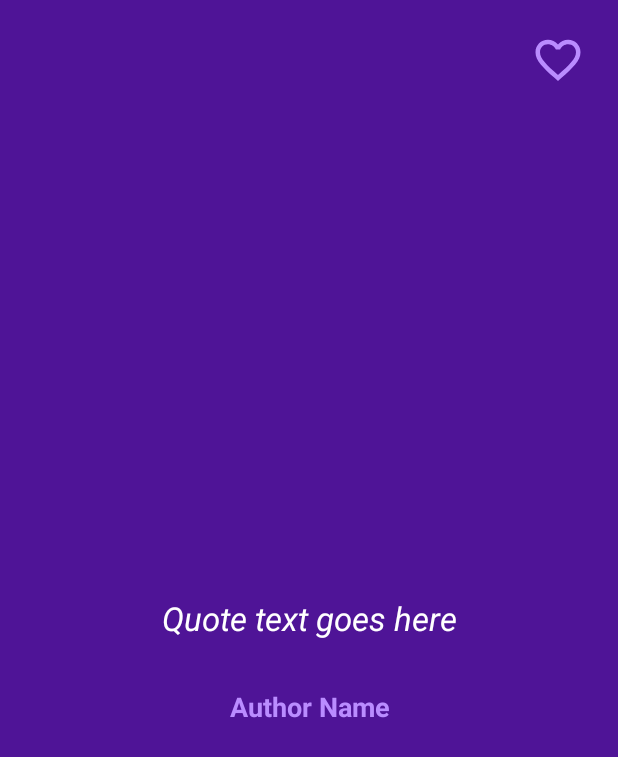
After one commit to javimutis/mvvmPractice, an Android app: the layout fragment_quote.xml on its own in the app's theme, with its tools: preview values and no code run, on a phone screen of 412 x 824 dp. The commit adds this screen. Shown: the top 757 px of the screen. Run offline under Robolectric (Android 15) with nearby library versions, the phone set to English and light mode, and no system bars; network calls fail.

Commit message:
QuoteFragment creation

```diff
--- /dev/null
+++ b/app/src/main/res/layout/fragment_quote.xml
@@ -0,0 +1,62 @@
+<?xml version="1.0" encoding="utf-8"?>
+<androidx.constraintlayout.widget.ConstraintLayout xmlns:android="http://schemas.android.com/apk/res/android"
+    xmlns:app="http://schemas.android.com/apk/res-auto"
+    xmlns:tools="http://schemas.android.com/tools"
+    android:id="@+id/viewContainer"
+    android:layout_width="match_parent"
+    android:layout_height="match_parent"
+    android:background="@color/background">
+
+
+    <ImageButton
+        android:id="@+id/favoriteButton"
+        android:layout_width="48dp"
+        android:layout_height="48dp"
+        android:layout_margin="16dp"
+        android:background="@android:color/transparent"
+        android:contentDescription="@string/favorite"
+        android:src="@drawable/ic_favorite_border"
+        app:layout_constraintEnd_toEndOf="parent"
+        app:layout_constraintTop_toTopOf="parent"
+        app:tint="@color/menu" />
+
+    <TextView
+        android:id="@+id/tvQuote"
+        android:layout_width="0dp"
+        android:layout_height="wrap_content"
+        android:gravity="center"
+        android:padding="24dp"
+        android:textColor="@color/white"
+        android:textSize="22sp"
+        android:textStyle="italic"
+        app:layout_constraintBottom_toBottomOf="parent"
+        app:layout_constraintEnd_toEndOf="parent"
+        app:layout_constraintStart_toStartOf="parent"
+        app:layout_constraintTop_toTopOf="parent"
+        tools:text="Quote text goes here" />
+
+    <TextView
+        android:id="@+id/tvAuthor"
+        android:layout_width="wrap_content"
+        android:layout_height="wrap_content"
+        android:gravity="center"
+        android:padding="8dp"
+        android:textColor="@color/menu"
+        android:textSize="18sp"
+        android:textStyle="bold"
+        app:layout_constraintEnd_toEndOf="parent"
+        app:layout_constraintStart_toStartOf="parent"
+        app:layout_constraintTop_toBottomOf="@id/tvQuote"
+        tools:text="Author Name" />
+
+    <ProgressBar
+        android:id="@+id/progress"
+        android:layout_width="wrap_content"
+        android:layout_height="wrap_content"
+        android:visibility="gone"
+        app:layout_constraintBottom_toBottomOf="parent"
+        app:layout_constraintEnd_toEndOf="parent"
+        app:layout_constraintStart_toStartOf="parent"
+        app:layout_constraintTop_toTopOf="parent" />
+
+</androidx.constraintlayout.widget.ConstraintLayout>
```
Also changed, not shown: app/src/main/java/com/javimutis/examplemvvm/ui/view/MainActivity.kt (+11 -38 lines), app/src/main/java/com/javimutis/examplemvvm/ui/view/QuoteFragment.kt (added, +65 -0 lines), app/src/main/res/layout/activity_main.xml (+0 -49 lines).
